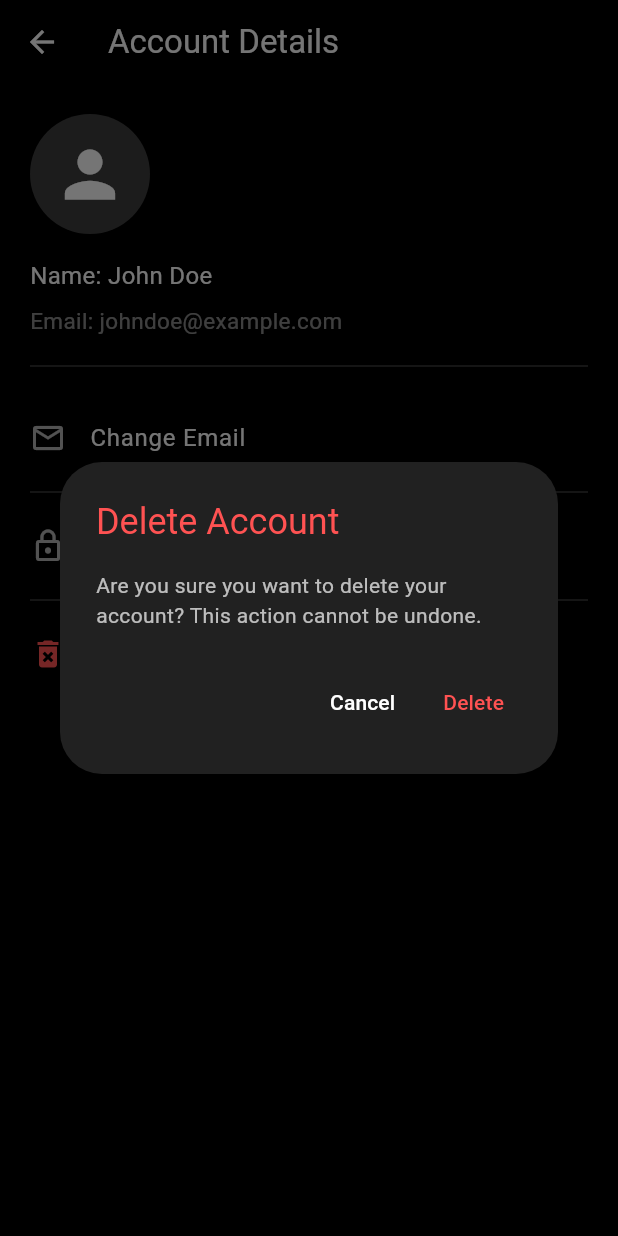
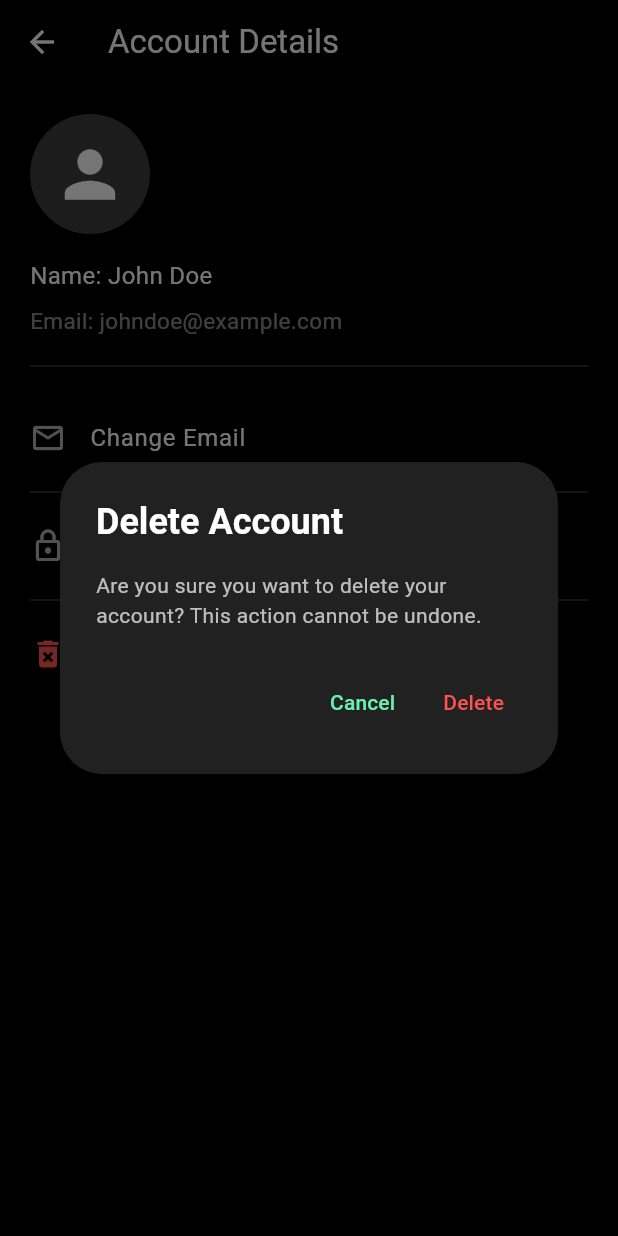
Before and after one commit to Next-Gen-Evans/myreal_app, a Flutter app: the AccountDetailsScreen screen opened directly, after a tap on "Delete Account", on a phone screen of 412 x 824 dp. Run offline on Flutter 3.47's test engine with Material 3 defaults, Android fonts, the phone set to English and light mode, and no system bars; our stand-ins replace firebase_auth, firebase_core; accounts and stored records are empty.

Commit message:
Refactor account details and settings screens for improved UI and dialog handling

```diff
--- a/lib/screens/account_details_screen.dart
+++ b/lib/screens/account_details_screen.dart
@@ -24,7 +24,6 @@ class AccountDetailsScreen extends StatelessWidget {
         child: Column(
           crossAxisAlignment: CrossAxisAlignment.start,
           children: [
-            // Profile Info Section
             const CircleAvatar(
               radius: 40,
               backgroundColor: Colors.white24,
@@ -43,7 +42,6 @@ class AccountDetailsScreen extends StatelessWidget {
 
             const Divider(color: Colors.white24, height: 40),
 
-            // Change Email
             ListTile(
               contentPadding: EdgeInsets.zero,
               leading: const Icon(Icons.email_outlined, color: Colors.white70),
@@ -59,7 +57,6 @@ class AccountDetailsScreen extends StatelessWidget {
             ),
             const Divider(color: Colors.white24),
 
-            // Change Password
             ListTile(
               contentPadding: EdgeInsets.zero,
               leading: const Icon(Icons.lock_outline, color: Colors.white70),
@@ -89,11 +86,14 @@ class AccountDetailsScreen extends StatelessWidget {
               onTap: () {
                 showDialog(
                   context: context,
-                  builder: (ctx) => AlertDialog(
-                    backgroundColor: Colors.grey[900],
+                  builder: (context) => AlertDialog(
+                    backgroundColor: Colors.grey.shade900,
                     title: const Text(
                       'Delete Account',
-                      style: TextStyle(color: Colors.redAccent),
+                      style: TextStyle(
+                        color: Colors.white,
+                        fontWeight: FontWeight.bold,
+                      ),
                     ),
                     content: const Text(
                       'Are you sure you want to delete your account? This action cannot be undone.',
@@ -101,15 +101,17 @@ class AccountDetailsScreen extends StatelessWidget {
                     ),
                     actions: [
                       TextButton(
-                        onPressed: () => Navigator.pop(ctx),
+                        onPressed: () {
+                          Navigator.pop(context);
+                        },
                         child: const Text(
                           'Cancel',
-                          style: TextStyle(color: Colors.white),
+                          style: TextStyle(color: Colors.greenAccent),
                         ),
                       ),
                       TextButton(
                         onPressed: () {
-                          Navigator.pop(ctx);
+                          Navigator.pop(context);
                           ScaffoldMessenger.of(context).showSnackBar(
                             const SnackBar(content: Text('Account deleted')),
                           );
```
Also changed, not shown: lib/screens/settings_screen.dart (+46 -5 lines).
